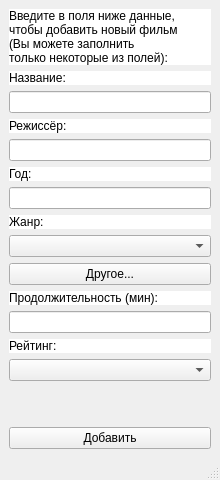
Before: the Qt Designer form My_Project/add_film.ui in alizalas/QtProject, drawn with Qt 5.
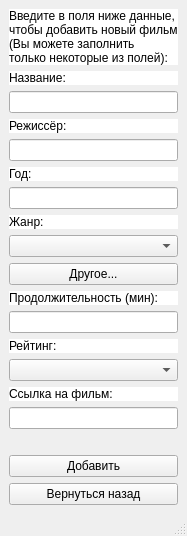
After: the same form once the commit is applied.

Patch:
```diff
--- a/My_Project/add_film.ui
+++ b/My_Project/add_film.ui
@@ -6,8 +6,8 @@
    <rect>
     <x>0</x>
     <y>0</y>
-    <width>220</width>
-    <height>461</height>
+    <width>172</width>
+    <height>532</height>
    </rect>
   </property>
   <property name="windowTitle">
@@ -115,11 +115,17 @@
     </item>
     <item>
      <widget class="QLabel" name="label_4">
+      <property name="styleSheet">
+       <string notr="true">background-color: rgb(255, 255, 255);</string>
+      </property>
       <property name="text">
-       <string/>
+       <string>Ссылка на фильм:</string>
       </property>
      </widget>
     </item>
+    <item>
+     <widget class="QLineEdit" name="link"/>
+    </item>
     <item>
      <widget class="QLabel" name="label_9">
       <property name="text">
@@ -134,6 +140,13 @@
       </property>
      </widget>
     </item>
+    <item>
+     <widget class="QPushButton" name="returne">
+      <property name="text">
+       <string>Вернуться назад</string>
+      </property>
+     </widget>
+    </item>
    </layout>
   </widget>
   <widget class="QMenuBar" name="menubar">
```
Left out of the diff: 2 changed lines with no effect on the pictures.
